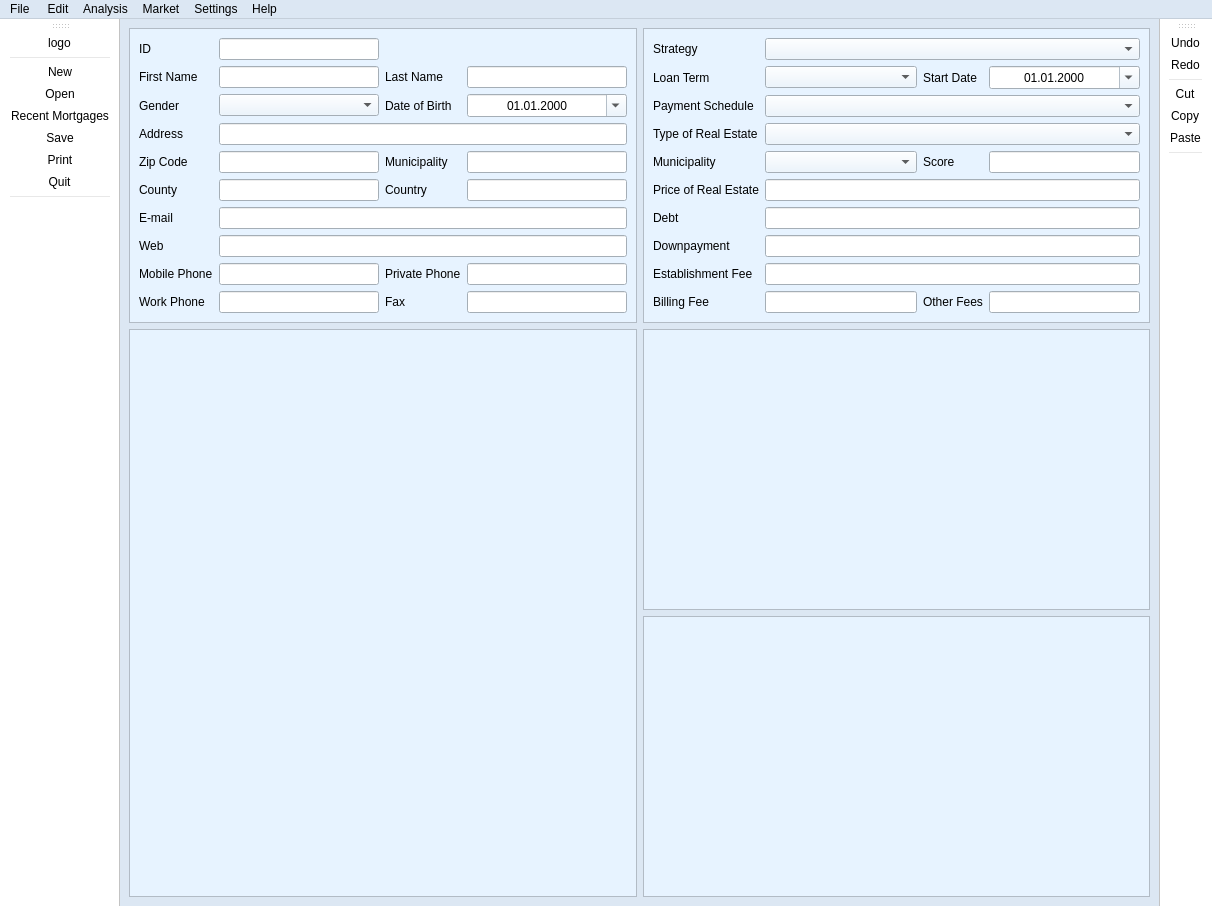
The window that source/ui/main.ui (seemir/stressa) describes before a commit, drawn with Qt 5.
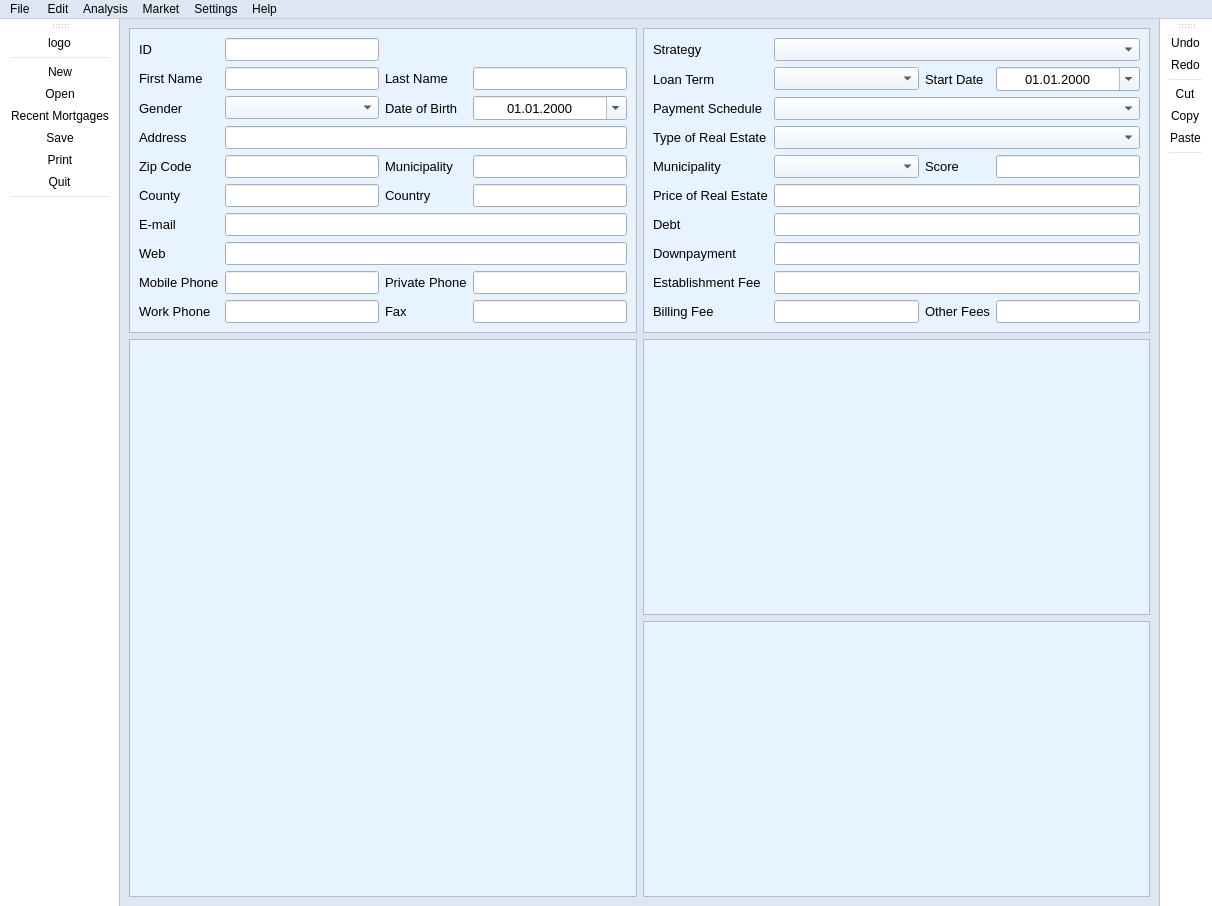
The same window after the commit. Icons and pictures are not drawn.

Diff of the .ui file:
```diff
--- a/source/ui/main.ui
+++ b/source/ui/main.ui
@@ -1303,6 +1303,11 @@
       <layout class="QGridLayout" name="gridLayout_5">
        <item row="2" column="0">
         <widget class="QLabel" name="label_first_name">
+         <property name="font">
+          <font>
+           <pointsize>10</pointsize>
+          </font>
+         </property>
          <property name="text">
           <string>First Name</string>
          </property>
@@ -1310,6 +1315,11 @@
        </item>
        <item row="2" column="3">
         <widget class="QLineEdit" name="lineEdit_last_name">
+         <property name="font">
+          <font>
+           <pointsize>10</pointsize>
+          </font>
+         </property>
          <property name="alignment">
           <set>Qt::AlignCenter</set>
          </property>
@@ -1317,6 +1327,11 @@
        </item>
        <item row="2" column="1">
         <widget class="QLineEdit" name="lineEdit_first_name">
+         <property name="font">
+          <font>
+           <pointsize>10</pointsize>
+          </font>
+         </property>
          <property name="alignment">
           <set>Qt::AlignCenter</set>
          </property>
@@ -1324,6 +1339,11 @@
        </item>
        <item row="0" column="1">
         <widget class="QLineEdit" name="lineEdit_id">
+         <property name="font">
+          <font>
+           <pointsize>10</pointsize>
+          </font>
+         </property>
          <property name="alignment">
           <set>Qt::AlignCenter</set>
          </property>
@@ -1334,6 +1354,11 @@
        </item>
        <item row="2" column="2">
         <widget class="QLabel" name="label_last_name">
+         <property name="font">
+          <font>
+           <pointsize>10</pointsize>
+          </font>
+         </property>
          <property name="text">
           <string>Last Name</string>
          </property>
@@ -1341,6 +1366,11 @@
        </item>
        <item row="0" column="0">
         <widget class="QLabel" name="label_id">
+         <property name="font">
+          <font>
+           <pointsize>10</pointsize>
+          </font>
+         </property>
          <property name="text">
           <string>ID</string>
          </property>
@@ -1348,6 +1378,11 @@
        </item>
        <item row="3" column="2">
         <widget class="QLabel" name="label_date_of_birth">
+         <property name="font">
+          <font>
+           <pointsize>10</pointsize>
+          </font>
+         </property>
          <property name="text">
           <string>Date of Birth</string>
          </property>
@@ -1355,6 +1390,11 @@
        </item>
        <item row="4" column="1" colspan="3">
         <widget class="QLineEdit" name="lineEdit_address">
+         <property name="font">
+          <font>
+           <pointsize>10</pointsize>
+          </font>
+         </property>
          <property name="alignment">
           <set>Qt::AlignCenter</set>
          </property>
@@ -1362,6 +1402,11 @@
        </item>
        <item row="5" column="0">
         <widget class="QLabel" name="label_zip_code">
+         <property name="font">
+          <font>
+           <pointsize>10</pointsize>
+          </font>
+         </property>
          <property name="text">
           <string>Zip Code</string>
          </property>
@@ -1369,16 +1414,32 @@
        </item>
        <item row="5" column="2">
         <widget class="QLabel" name="label_municipality">
+         <property name="font">
+          <font>
+           <pointsize>10</pointsize>
+          </font>
+         </property>
          <property name="text">
           <string>Municipality</string>
          </property>
         </widget>
        </item>
        <item row="3" column="1">
-        <widget class="QComboBox" name="comboBox_gende"/>
+        <widget class="QComboBox" name="comboBox_gende">
+         <property name="font">
+          <font>
+           <pointsize>10</pointsize>
+          </font>
+         </property>
+        </widget>
        </item>
        <item row="3" column="3">
         <widget class="QDateEdit" name="dateEdit_date_of_birth">
+         <property name="font">
+          <font>
+           <pointsize>10</pointsize>
+          </font>
+         </property>
          <property name="alignment">
           <set>Qt::AlignCenter</set>
          </property>
@@ -1395,6 +1456,11 @@
        </item>
        <item row="4" column="0">
         <widget class="QLabel" name="label_address">
+         <property name="font">
+          <font>
+           <pointsize>10</pointsize>
+          </font>
+         </property>
          <property name="text">
           <string>Address</string>
          </property>
@@ -1402,6 +1468,11 @@
        </item>
        <item row="5" column="1">
         <widget class="QLineEdit" name="lineEdit_zip_code">
+         <property name="font">
+          <font>
+           <pointsize>10</pointsize>
+          </font>
+         </property>
          <property name="alignment">
           <set>Qt::AlignCenter</set>
          </property>
@@ -1409,6 +1480,11 @@
        </item>
        <item row="3" column="0">
         <widget class="QLabel" name="label_gende">
+         <property name="font">
+          <font>
+           <pointsize>10</pointsize>
+          </font>
+         </property>
          <property name="text">
           <string>Gender</string>
          </property>
@@ -1416,6 +1492,11 @@
        </item>
        <item row="6" column="0">
         <widget class="QLabel" name="label_county">
+         <property name="font">
+          <font>
+           <pointsize>10</pointsize>
+          </font>
+         </property>
          <property name="text">
           <string>County</string>
          </property>
@@ -1426,6 +1507,11 @@
          <property name="enabled">
           <bool>true</bool>
          </property>
+         <property name="font">
+          <font>
+           <pointsize>10</pointsize>
+          </font>
+         </property>
          <property name="alignment">
           <set>Qt::AlignCenter</set>
          </property>
@@ -1436,6 +1522,11 @@
        </item>
        <item row="12" column="0">
         <widget class="QLabel" name="label_mobile_phone">
+         <property name="font">
+          <font>
+           <pointsize>10</pointsize>
+          </font>
+         </property>
          <property name="text">
           <string>Mobile Phone</string>
          </property>
@@ -1446,6 +1537,11 @@
          <property name="enabled">
           <bool>true</bool>
          </property>
+         <property name="font">
+          <font>
+           <pointsize>10</pointsize>
+          </font>
+         </property>
          <property name="alignment">
           <set>Qt::AlignCenter</set>
          </property>
@@ -1459,6 +1555,11 @@
          <property name="enabled">
           <bool>true</bool>
          </property>
+         <property name="font">
+          <font>
+           <pointsize>10</pointsize>
+          </font>
+         </property>
          <property name="alignment">
           <set>Qt::AlignCenter</set>
          </property>
@@ -1469,6 +1570,11 @@
        </item>
        <item row="13" column="0">
         <widget class="QLabel" name="label_work_phone">
+         <property name="font">
+          <font>
+           <pointsize>10</pointsize>
+          </font>
+         </property>
          <property name="text">
           <string>Work Phone</string>
          </property>
@@ -1476,6 +1582,11 @@
        </item>
        <item row="13" column="2">
         <widget class="QLabel" name="label_fax">
+         <property name="font">
+          <font>
+           <pointsize>10</pointsize>
+          </font>
+         </property>
          <property name="text">
           <string>Fax</string>
          </property>
@@ -1486,6 +1597,11 @@
          <property name="enabled">
           <bool>true</bool>
          </property>
+         <property name="font">
+          <font>
+           <pointsize>10</pointsize>
+          </font>
+         </property>
          <property name="alignment">
           <set>Qt::AlignCenter</set>
          </property>
@@ -1496,6 +1612,11 @@
        </item>
        <item row="10" column="1" colspan="3">
         <widget class="QLineEdit" name="lineEdit_web">
+         <property name="font">
+          <font>
+           <pointsize>10</pointsize>
+          </font>
+         </property>
          <property name="text">
           <string/>
          </property>
@@ -1509,6 +1630,11 @@
          <property name="enabled">
           <bool>true</bool>
          </property>
+         <property name="font">
+          <font>
+           <pointsize>10</pointsize>
+          </font>
+         </property>
          <property name="alignment">
           <set>Qt::AlignCenter</set>
          </property>
@@ -1519,6 +1645,11 @@
        </item>
        <item row="12" column="2">
         <widget class="QLabel" name="label_private_phone">
+         <property name="font">
+          <font>
+           <pointsize>10</pointsize>
+          </font>
+         </property>
          <property name="text">
           <string>Private Phone</string>
          </property>
@@ -1529,6 +1660,11 @@
          <property name="enabled">
           <bool>true</bool>
          </property>
+         <property name="font">
+          <font>
+           <pointsize>10</pointsize>
+          </font>
+         </property>
          <property name="alignment">
           <set>Qt::AlignCenter</set>
          </property>
@@ -1542,6 +1678,11 @@
          <property name="enabled">
           <bool>true</bool>
          </property>
+         <property name="font">
+          <font>
+           <pointsize>10</pointsize>
+          </font>
+         </property>
          <property name="alignment">
           <set>Qt::AlignCenter</set>
          </property>
@@ -1552,6 +1693,11 @@
        </item>
        <item row="6" column="2">
         <widget class="QLabel" name="label_country">
+         <property name="font">
+          <font>
+           <pointsize>10</pointsize>
+          </font>
+         </property>
          <property name="text">
           <string>Country</string>
          </property>
@@ -1559,6 +1705,11 @@
        </item>
        <item row="7" column="1" colspan="3">
         <widget class="QLineEdit" name="lineEdit_email">
+         <property name="font">
+          <font>
+           <pointsize>10</pointsize>
+          </font>
+         </property>
          <property name="text">
           <string/>
          </property>
@@ -1569,6 +1720,11 @@
        </item>
        <item row="10" column="0">
         <widget class="QLabel" name="label_web">
+         <property name="font">
+          <font>
+           <pointsize>10</pointsize>
+          </font>
+         </property>
          <property name="text">
           <string>Web</string>
          </property>
@@ -1576,6 +1732,11 @@
        </item>
        <item row="7" column="0">
         <widget class="QLabel" name="label_email">
+         <property name="font">
+          <font>
+           <pointsize>10</pointsize>
+          </font>
+         </property>
          <property name="text">
           <string>E-mail</string>
          </property>
@@ -2438,16 +2599,32 @@
       <layout class="QGridLayout" name="gridLayout_6">
        <item row="2" column="0">
         <widget class="QLabel" name="label_payment_schedule">
+         <property name="font">
+          <font>
+           <pointsize>10</pointsize>
+          </font>
+         </property>
          <property name="text">
           <string>Payment Schedule</string>
          </property>
         </widget>
        </item>
        <item row="2" column="1" colspan="3">
-        <widget class="QComboBox" name="comboBox_payment_schedule"/>
+        <widget class="QComboBox" name="comboBox_payment_schedule">
+         <property name="font">
+          <font>
+           <pointsize>10</pointsize>
+          </font>
+         </property>
+        </widget>
        </item>
        <item row="1" column="2">
         <widget class="QLabel" name="label_start_date">
+         <property name="font">
+          <font>
+           <pointsize>10</pointsize>
+          </font>
+         </property>
          <property name="text">
           <string>Start Date</string>
          </property>
@@ -2455,6 +2632,11 @@
        </item>
        <item row="1" column="3">
         <widget class="QDateEdit" name="dateEdit_start_date">
+         <property name="font">
+          <font>
+           <pointsize>10</pointsize>
+          </font>
+         </property>
          <property name="alignment">
           <set>Qt::AlignCenter</set>
          </property>
@@ -2467,30 +2649,63 @@
         </widget>
        </item>
        <item row="3" column="1" colspan="3">
-        <widget class="QComboBox" name="comboBox_type_of_real_estate"/>
+        <widget class="QComboBox" name="comboBox_type_of_real_estate">
+         <property name="font">
+          <font>
+           <pointsize>10</pointsize>
+          </font>
+         </property>
+        </widget>
        </item>
        <item row="4" column="0">
         <widget class="QLabel" name="label_municipality_">
+         <property name="font">
+          <font>
+           <pointsize>10</pointsize>
+          </font>
+         </property>
          <property name="text">
           <string>Municipality</string>
          </property>
         </widget>
        </item>
        <item row="0" column="1" colspan="3">
-        <widget class="QComboBox" name="comboBox_strategy"/>
+        <widget class="QComboBox" name="comboBox_strategy">
+         <property name="font">
+          <font>
+           <pointsize>10</pointsize>
+          </font>
+         </property>
+        </widget>
        </item>
        <item row="1" column="0">
         <widget class="QLabel" name="label_loan_term">
+         <property name="font">
+          <font>
+           <pointsize>10</pointsize>
+          </font>
+         </property>
          <property name="text">
           <string>Loan Term</string>
          </property>
         </widget>
        </item>
        <item row="1" column="1">
-        <widget class="QComboBox" name="comboBox_loan_term"/>
+        <widget class="QComboBox" name="comboBox_loan_term">
+         <property name="font">
+          <font>
+           <pointsize>10</pointsize>
+          </font>
+         </property>
+        </widget>
        </item>
        <item row="3" column="0">
         <widget class="QLabel" name="label_type_of_real_estate">
+         <property name="font">
+          <font>
+           <pointsize>10</pointsize>
+          </font>
+         </property>
          <property name="text">
           <string>Type of Real Estate</string>
          </property>
@@ -2498,6 +2713,11 @@
        </item>
        <item row="8" column="0">
         <widget class="QLabel" name="label_establihment_fee">
+         <property name="font">
+          <font>
+           <pointsize>10</pointsize>
+          </font>
+         </property>
          <property name="text">
           <string>Establishment Fee</string>
          </property>
@@ -2505,6 +2725,11 @@
        </item>
        <item row="5" column="0">
         <widget class="QLabel" name="label_price_of_real_estate">
+         <property name="font">
+          <font>
+           <pointsize>10</pointsize>
+          </font>
+         </property>
          <property name="text">
           <string>Price of Real Estate</string>
          </property>
@@ -2512,6 +2737,11 @@
        </item>
        <item row="9" column="0">
         <widget class="QLabel" name="label_billing_fee">
+         <property name="font">
+          <font>
+           <pointsize>10</pointsize>
+          </font>
+         </property>
          <property name="text">
           <string>Billing Fee</string>
          </property>
@@ -2519,6 +2749,11 @@
        </item>
        <item row="7" column="0">
         <widget class="QLabel" name="label_downpayment">
+         <property name="font">
+          <font>
+           <pointsize>10</pointsize>
+          </font>
+         </property>
          <property name="text">
           <string>Downpayment</string>
          </property>
@@ -2526,6 +2761,11 @@
        </item>
        <item row="9" column="3">
         <widget class="QLineEdit" name="lineEdit_other_fees">
+         <property name="font">
+          <font>
+           <pointsize>10</pointsize>
+          </font>
+         </property>
          <property name="alignment">
           <set>Qt::AlignCenter</set>
          </property>
@@ -2533,6 +2773,11 @@
        </item>
        <item row="9" column="1">
         <widget class="QLineEdit" name="lineEdit_billing_fee">
+         <property name="font">
+          <font>
+           <pointsize>10</pointsize>
+          </font>
+         </property>
          <property name="alignment">
           <set>Qt::AlignCenter</set>
          </property>
@@ -2540,16 +2785,32 @@
        </item>
        <item row="9" column="2">
         <widget class="QLabel" name="label_other_fees">
+         <property name="font">
+          <font>
+           <pointsize>10</pointsize>
+          </font>
+         </property>
          <property name="text">
           <string>Other Fees</string>
          </property>
         </widget>
        </item>
        <item row="4" column="1">
-        <widget class="QComboBox" name="comboBox_municipality"/>
+        <widget class="QComboBox" name="comboBox_municipality">
+         <property name="font">
+          <font>
+           <pointsize>10</pointsize>
+          </font>
+         </property>
+        </widget>
        </item>
        <item row="7" column="1" colspan="3">
         <widget class="QLineEdit" name="lineEdit_downpayment">
+         <property name="font">
+          <font>
+           <pointsize>10</pointsize>
+          </font>
+         </property>
          <property name="alignment">
           <set>Qt::AlignCenter</set>
          </property>
@@ -2557,6 +2818,11 @@
        </item>
        <item row="6" column="0">
         <widget class="QLabel" name="label_debt">
+         <property name="font">
+          <font>
+           <pointsize>10</pointsize>
+          </font>
+         </property>
          <property name="text">
           <string>Debt</string>
          </property>
@@ -2564,6 +2830,11 @@
        </item>
        <item row="4" column="3">
         <widget class="QLineEdit" name="lineEdit_score">
+         <property name="font">
+          <font>
+           <pointsize>10</pointsize>
+          </font>
+         </property>
          <property name="alignment">
           <set>Qt::AlignCenter</set>
          </property>
@@ -2571,6 +2842,11 @@
        </item>
        <item row="4" column="2">
         <widget class="QLabel" name="label_score">
+         <property name="font">
+          <font>
+           <pointsize>10</pointsize>
+          </font>
+         </property>
          <property name="text">
           <string>Score</string>
          </property>
@@ -2578,6 +2854,11 @@
        </item>
        <item row="5" column="1" colspan="3">
         <widget class="QLineEdit" name="lineEdit_price_of_real_estate">
+         <property name="font">
+          <font>
+           <pointsize>10</pointsize>
+          </font>
+         </property>
          <property name="alignment">
           <set>Qt::AlignCenter</set>
          </property>
@@ -2585,6 +2866,11 @@
        </item>
        <item row="6" column="1" colspan="3">
         <widget class="QLineEdit" name="lineEdit_debt">
+         <property name="font">
+          <font>
+           <pointsize>10</pointsize>
+          </font>
+         </property>
          <property name="alignment">
           <set>Qt::AlignCenter</set>
          </property>
@@ -2592,6 +2878,11 @@
        </item>
        <item row="8" column="1" colspan="3">
         <widget class="QLineEdit" name="lineEdit_establishment_fee">
+         <property name="font">
+          <font>
+           <pointsize>10</pointsize>
+          </font>
+         </property>
          <property name="alignment">
           <set>Qt::AlignCenter</set>
          </property>
@@ -2599,6 +2890,11 @@
        </item>
        <item row="0" column="0">
         <widget class="QLabel" name="label_strategy">
+         <property name="font">
+          <font>
+           <pointsize>10</pointsize>
+          </font>
+         </property>
          <property name="text">
           <string>Strategy</string>
          </property>
```
